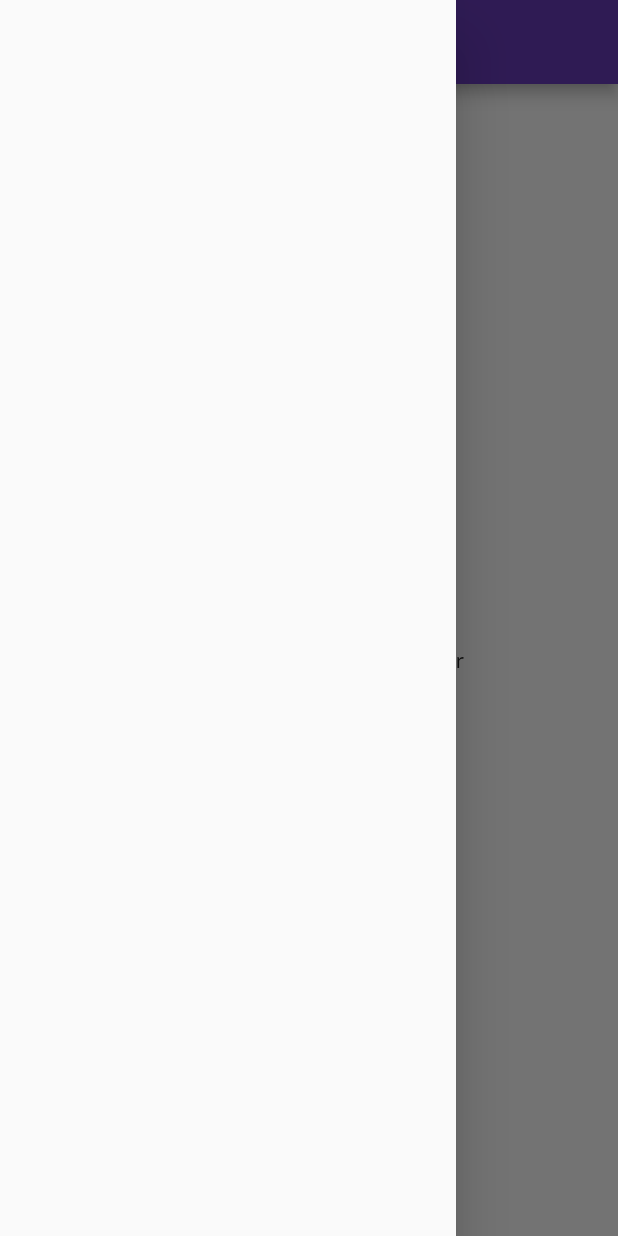
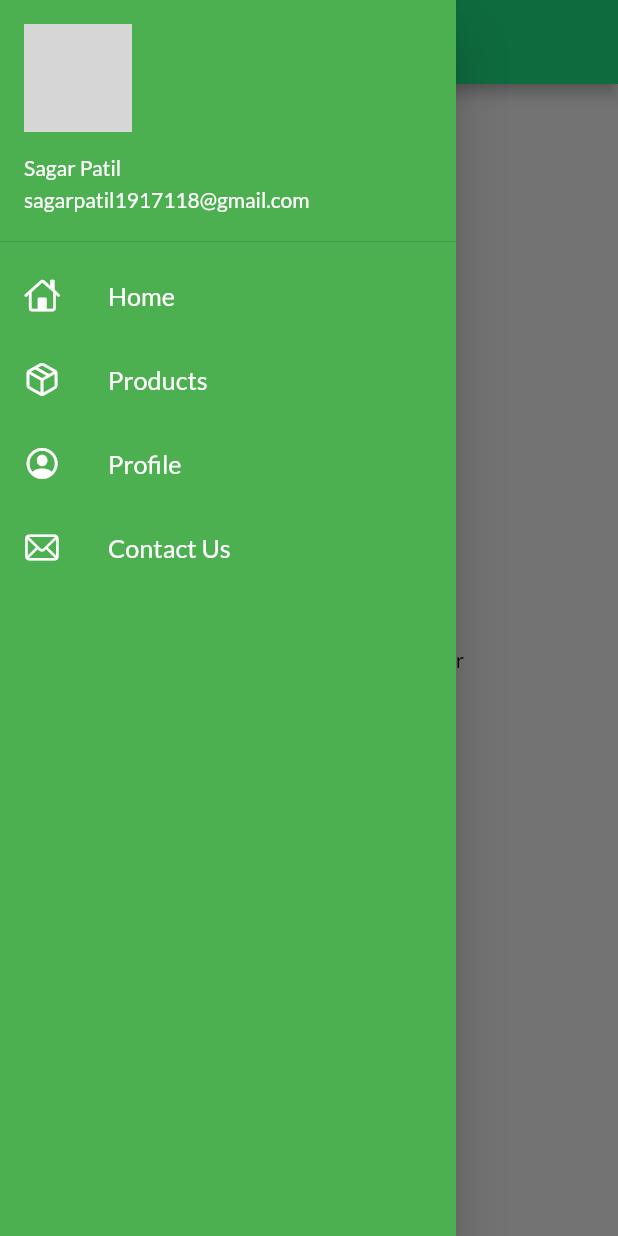
Before and after one commit to S-a-g-a-r-P-a-t-i-l/myapp, a Flutter app: the HomePage screen opened by its route, with the side drawer open, on a phone screen of 412 x 824 dp. Run offline on Flutter 3.47's test engine with Material 2 defaults, Android fonts, the phone set to English and light mode, and no system bars; our stand-ins replace google_fonts; network calls fail; grey boxes are pictures that could not be loaded.

Commit message:
Drawer list added

```diff
--- a/lib/pages/home_page.dart
+++ b/lib/pages/home_page.dart
@@ -1,4 +1,6 @@
 import 'package:flutter/material.dart';
+
+import '../widgets/drawer.dart';
 
 class HomePage extends StatelessWidget {
   final int days = 30;
@@ -8,13 +10,14 @@ class HomePage extends StatelessWidget {
     return Scaffold(
       appBar: AppBar(
         title: Text("Catlog App"),
+        backgroundColor: Color.fromARGB(255, 31, 234, 136),
       ),
       body: Center(
         child: Container(
           child: Text("welcome to $days myapp by $name"),
         ),
       ),
-      drawer: Drawer(),
+      drawer: MyDrawer(),
     );
   }
 }
--- /dev/null
+++ b/lib/widgets/drawer.dart
@@ -0,0 +1,64 @@
+import 'package:flutter/cupertino.dart';
+import 'package:flutter/material.dart';
+
+class MyDrawer extends StatelessWidget {
+  @override
+  Widget build(BuildContext context) {
+    final imageurl =
+        "https://res.cloudinary.com/carzone/image/upload/v1635089805/avatars/mge1wjjzsq65cstqohgx.jpg";
+    return Drawer(
+      child: Container(
+        color: Colors.green,
+        child: ListView(
+          padding: EdgeInsets.zero,
+          children: [
+            DrawerHeader(
+              padding: EdgeInsets.zero,
+              child: UserAccountsDrawerHeader(
+                margin: EdgeInsets.zero,
+                accountName: Text("Sagar Patil"),
+                accountEmail: Text("sagarpatil1917118@gmail.com"),
+                currentAccountPicture: CircleAvatar(
+                  backgroundImage: NetworkImage(imageurl),
+                ),
+              ),
+            ),
+            ListTile(
+              leading: Icon(CupertinoIcons.home, color: Colors.white),
+              title: Text(
+                "Home",
+                textScaleFactor: 1.2,
+                style: TextStyle(color: Colors.white),
+              ),
+            ),
+            ListTile(
+              leading: Icon(CupertinoIcons.cube_box, color: Colors.white),
+              title: Text(
+                "Products",
+                textScaleFactor: 1.2,
+                style: TextStyle(color: Colors.white),
+              ),
+            ),
+            ListTile(
+              leading:
+                  Icon(CupertinoIcons.profile_circled, color: Colors.white),
+              title: Text(
+                "Profile",
+                textScaleFactor: 1.2,
+                style: TextStyle(color: Colors.white),
+              ),
+            ),
+            ListTile(
+              leading: Icon(CupertinoIcons.mail, color: Colors.white),
+              title: Text(
+                "Contact Us",
+                textScaleFactor: 1.2,
+                style: TextStyle(color: Colors.white),
+              ),
+            )
+          ],
+        ),
+      ),
+    );
+  }
+}
```
Also changed, not shown: lib/main.dart (+4 -3 lines), lib/pages/login_page.dart (+20 -7 lines), assets/images/login_image.png.
